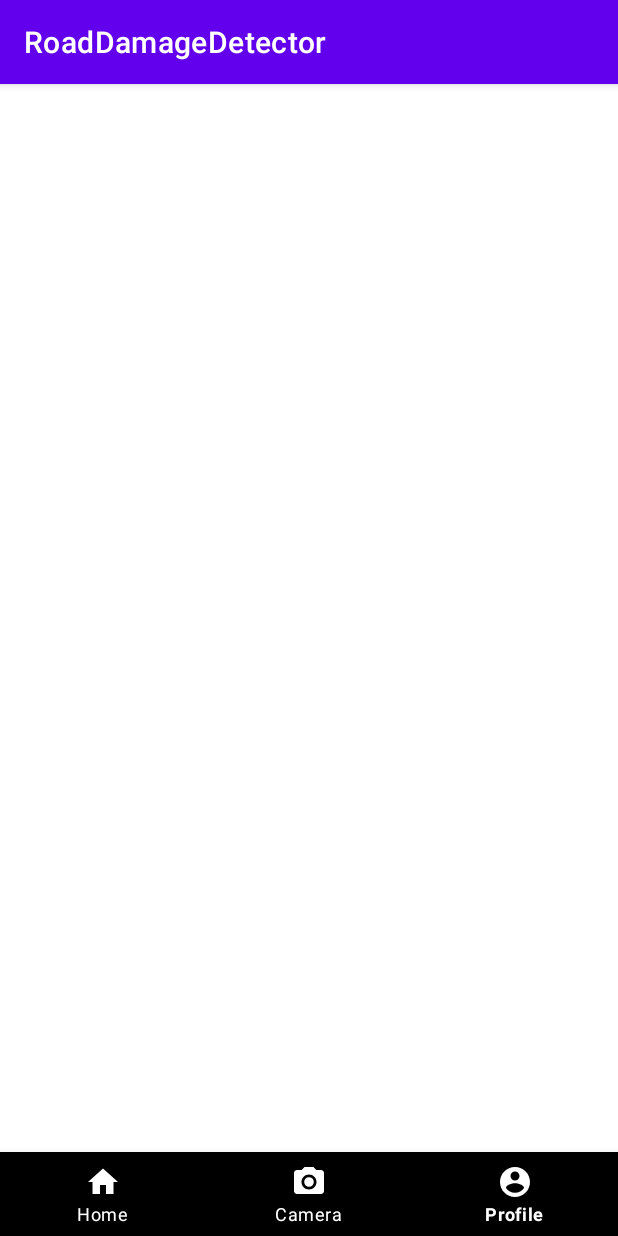
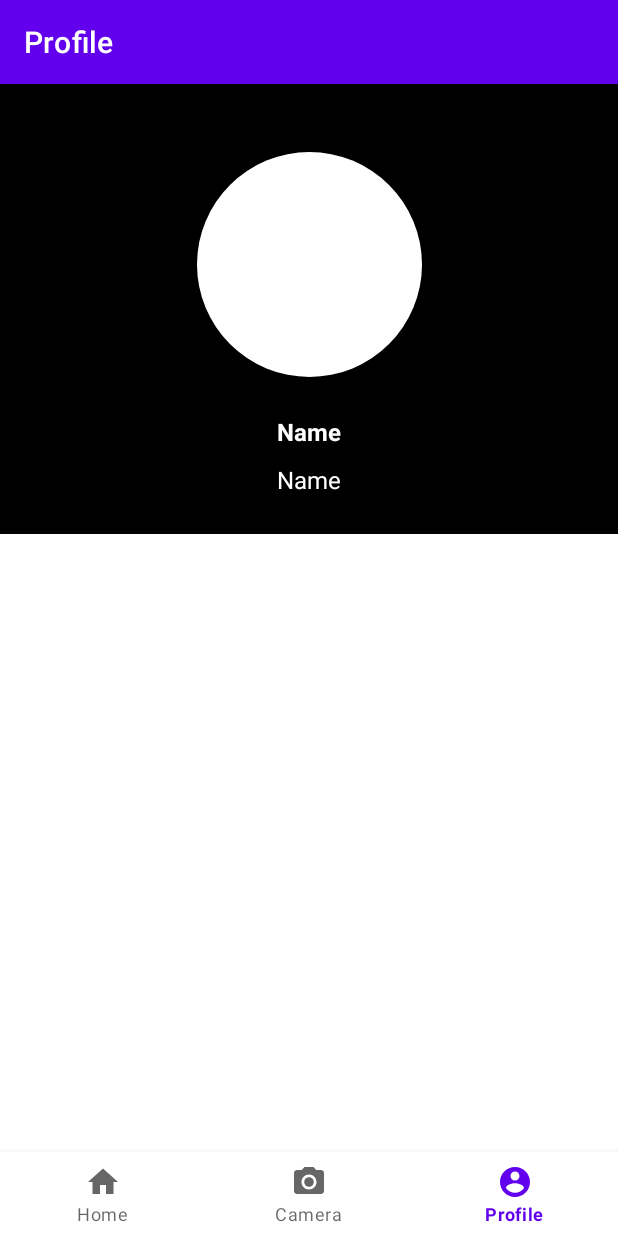
Before and after one commit to fadelpamungkas/RoadDamageDetector, an Android app: the screen it shows after launch (MainActivity), item 3 of the bottom bar chosen, on a phone screen of 412 x 824 dp. Run offline under Robolectric (Android 15) with nearby library versions, the phone set to English and light mode, and no system bars; our stand-ins replace CircleImageView, navigation-ui.

Commit message:
- Update BottomNavigationView - Implement NavigationComponent - Add HomeFragment and ProfileFragment - CameraX

```diff
--- a/app/src/main/AndroidManifest.xml
+++ b/app/src/main/AndroidManifest.xml
@@ -1,6 +1,9 @@
 <?xml version="1.0" encoding="utf-8"?>
 <manifest xmlns:android="http://schemas.android.com/apk/res/android"
     package="com.example.roaddamagedetector">
+
+    <uses-feature android:name="android.hardware.camera.any" />
+    <uses-permission android:name="android.permission.CAMERA" />
 
     <application
         android:allowBackup="true"
@@ -9,7 +12,7 @@
         android:roundIcon="@mipmap/ic_launcher_round"
         android:supportsRtl="true"
         android:theme="@style/Theme.RoadDamageDetector">
-        <activity android:name=".ProfileActivity"></activity>
+        <activity android:name=".CameraActivity"/>
         <activity android:name=".MainActivity">
             <intent-filter>
                 <action android:name="android.intent.action.MAIN" />
--- /dev/null
+++ b/app/src/main/java/com/example/roaddamagedetector/HomeFragment.kt
@@ -0,0 +1,28 @@
+package com.example.roaddamagedetector
+
+import android.os.Bundle
+import androidx.fragment.app.Fragment
+import android.view.LayoutInflater
+import android.view.View
+import android.view.ViewGroup
+import com.example.roaddamagedetector.databinding.FragmentHomeBinding
+
+class HomeFragment : Fragment() {
+
+    private lateinit var binding: FragmentHomeBinding
+
+    override fun onCreateView(
+        inflater: LayoutInflater, container: ViewGroup?,
+        savedInstanceState: Bundle?
+    ): View? {
+        // Inflate the layout for this fragment
+        return inflater.inflate(R.layout.fragment_home, container, false)
+    }
+
+    override fun onViewCreated(view: View, savedInstanceState: Bundle?) {
+        super.onViewCreated(view, savedInstanceState)
+
+        binding = FragmentHomeBinding.bind(view)
+    }
+
+}
--- a/app/src/main/java/com/example/roaddamagedetector/MainActivity.kt
+++ b/app/src/main/java/com/example/roaddamagedetector/MainActivity.kt
@@ -2,10 +2,28 @@ package com.example.roaddamagedetector
 
 import androidx.appcompat.app.AppCompatActivity
 import android.os.Bundle
+import androidx.navigation.findNavController
+import androidx.navigation.ui.AppBarConfiguration
+import androidx.navigation.ui.setupActionBarWithNavController
+import androidx.navigation.ui.setupWithNavController
+import com.example.roaddamagedetector.databinding.ActivityMainBinding
 
 class MainActivity : AppCompatActivity() {
+
+    private lateinit var binding: ActivityMainBinding
+
     override fun onCreate(savedInstanceState: Bundle?) {
         super.onCreate(savedInstanceState)
-        setContentView(R.layout.activity_main)
+        binding = ActivityMainBinding.inflate(layoutInflater)
+        setContentView(binding.root)
+
+        val navController = findNavController(R.id.nav_host_fragment)
+
+        val appBarConfiguration = AppBarConfiguration.Builder(
+            R.id.navigation_home, R.id.navigation_camera, R.id.navigation_profile
+        ).build()
+
+        setupActionBarWithNavController(navController, appBarConfiguration)
+        binding.navView.setupWithNavController(navController)
     }
 }
--- /dev/null
+++ b/app/src/main/java/com/example/roaddamagedetector/ProfileFragment.kt
@@ -0,0 +1,27 @@
+package com.example.roaddamagedetector
+
+import android.os.Bundle
+import androidx.fragment.app.Fragment
+import android.view.LayoutInflater
+import android.view.View
+import android.view.ViewGroup
+import com.example.roaddamagedetector.databinding.FragmentProfileBinding
+
+class ProfileFragment : Fragment() {
+
+    private lateinit var binding: FragmentProfileBinding
+    override fun onCreateView(
+        inflater: LayoutInflater, container: ViewGroup?,
+        savedInstanceState: Bundle?
+    ): View? {
+        // Inflate the layout for this fragment
+        return inflater.inflate(R.layout.fragment_profile, container, false)
+    }
+
+    override fun onViewCreated(view: View, savedInstanceState: Bundle?) {
+        super.onViewCreated(view, savedInstanceState)
+
+        binding = FragmentProfileBinding.bind(view)
+    }
+
+}
--- a/app/src/main/res/layout/activity_main.xml
+++ b/app/src/main/res/layout/activity_main.xml
@@ -1,26 +1,34 @@
 <?xml version="1.0" encoding="utf-8"?>
-<RelativeLayout xmlns:android="http://schemas.android.com/apk/res/android"
+<androidx.constraintlayout.widget.ConstraintLayout xmlns:android="http://schemas.android.com/apk/res/android"
     xmlns:app="http://schemas.android.com/apk/res-auto"
     xmlns:tools="http://schemas.android.com/tools"
+    android:id="@+id/container"
     android:layout_width="match_parent"
     android:layout_height="match_parent"
     tools:context=".MainActivity">
 
-    <FrameLayout
-        android:id="@+id/fl_container"
+    <com.google.android.material.bottomnavigation.BottomNavigationView
+        android:id="@+id/nav_view"
+        android:layout_width="0dp"
+        android:layout_height="wrap_content"
+        android:layout_marginStart="0dp"
+        android:layout_marginEnd="0dp"
+        android:background="?android:attr/windowBackground"
+        app:layout_constraintBottom_toBottomOf="parent"
+        app:layout_constraintLeft_toLeftOf="parent"
+        app:layout_constraintRight_toRightOf="parent"
+        app:menu="@menu/bottomnavigation_menu" />
+
+    <fragment
+        android:id="@+id/nav_host_fragment"
+        android:name="androidx.navigation.fragment.NavHostFragment"
         android:layout_width="match_parent"
         android:layout_height="match_parent"
-        app:layout_behavior="@string/appbar_scrolling_view_behavior" />
+        app:defaultNavHost="true"
+        app:layout_constraintBottom_toTopOf="@id/nav_view"
+        app:layout_constraintLeft_toLeftOf="parent"
+        app:layout_constraintRight_toRightOf="parent"
+        app:layout_constraintTop_toTopOf="parent"
+        app:navGraph="@navigation/navigation" />
 
-    <com.google.android.material.bottomnavigation.BottomNavigationView
-        android:id="@+id/bn_main"
-        android:layout_width="match_parent"
-        android:layout_height="wrap_content"
-        android:layout_alignParentBottom="true"
-        android:background="@color/black"
-        app:itemIconTint="@drawable/selector"
-        app:itemTextColor="@drawable/selector"
-        app:menu="@menu/bottomnavigation_menu" />
-
-
-</RelativeLayout>
+</androidx.constraintlayout.widget.ConstraintLayout>
--- /dev/null
+++ b/app/src/main/res/layout/fragment_profile.xml
@@ -0,0 +1,43 @@
+<?xml version="1.0" encoding="utf-8"?>
+<androidx.constraintlayout.widget.ConstraintLayout
+    xmlns:app="http://schemas.android.com/apk/res-auto"
+    xmlns:android="http://schemas.android.com/apk/res/android"
+    xmlns:tools="http://schemas.android.com/tools"
+    android:layout_width="match_parent"
+    android:layout_height="300dp"
+    android:padding="10dp"
+    android:background="@color/black"
+    tools:context=".ProfileFragment">
+
+    <de.hdodenhof.circleimageview.CircleImageView
+        android:id="@+id/dt_photo"
+        android:layout_width="150dp"
+        android:layout_height="150dp"
+        android:layout_marginTop="35dp"
+        android:src="@android:color/white"
+        app:layout_constraintEnd_toEndOf="parent"
+        app:layout_constraintStart_toStartOf="parent"
+        app:layout_constraintTop_toTopOf="parent"/>
+
+    <TextView
+        style="@style/TvName"
+        android:id="@+id/dt_tvName"
+        android:layout_width="wrap_content"
+        android:layout_height="wrap_content"
+        android:layout_marginTop="25dp"
+        android:text="@string/name"
+        app:layout_constraintStart_toStartOf="parent"
+        app:layout_constraintEnd_toEndOf="parent"
+        app:layout_constraintTop_toBottomOf="@+id/dt_photo" />
+
+    <TextView
+        style="@style/TvEmail"
+        android:id="@+id/dt_tvRepository"
+        android:layout_width="wrap_content"
+        android:layout_height="wrap_content"
+        android:layout_marginTop="10dp"
+        android:text="@string/name"
+        app:layout_constraintStart_toStartOf="parent"
+        app:layout_constraintEnd_toEndOf="parent"
+        app:layout_constraintTop_toBottomOf="@+id/dt_tvName" />
+</androidx.constraintlayout.widget.ConstraintLayout>
--- a/app/src/main/res/menu/bottomnavigation_menu.xml
+++ b/app/src/main/res/menu/bottomnavigation_menu.xml
@@ -1,15 +1,15 @@
 <?xml version="1.0" encoding="utf-8"?>
 <menu xmlns:android="http://schemas.android.com/apk/res/android">
     <item
-        android:id="@+id/home_menu"
+        android:id="@+id/navigation_home"
         android:title="@string/home"
         android:icon="@drawable/ic_baseline_home_24"/>
     <item
-        android:id="@+id/camera_menu"
+        android:id="@+id/navigation_camera"
         android:title="@string/camera"
         android:icon="@drawable/ic_baseline_photo_camera_24"/>
     <item
-        android:id="@+id/profile_menu"
+        android:id="@+id/navigation_profile"
         android:title="@string/profile"
         android:icon="@drawable/ic_baseline_account_circle_24"/>
 
--- /dev/null
+++ b/app/src/main/res/navigation/navigation.xml
@@ -0,0 +1,25 @@
+<?xml version="1.0" encoding="utf-8"?>
+<navigation xmlns:android="http://schemas.android.com/apk/res/android"
+    xmlns:app="http://schemas.android.com/apk/res-auto"
+    xmlns:tools="http://schemas.android.com/tools"
+    android:id="@+id/navigation"
+    app:startDestination="@+id/navigation_home">
+
+    <fragment
+        android:id="@+id/navigation_home"
+        android:name="com.example.roaddamagedetector.HomeFragment"
+        android:label="Home"
+        tools:layout="@layout/fragment_home" />
+
+    <activity
+        android:id="@+id/navigation_camera"
+        android:name="com.example.roaddamagedetector.CameraActivity"
+        android:label="Camera"
+        tools:layout="@layout/activity_camera" />
+
+    <fragment
+        android:id="@+id/navigation_profile"
+        android:name="com.example.roaddamagedetector.ProfileFragment"
+        android:label="Profile"
+        tools:layout="@layout/fragment_profile" />
+</navigation>
--- a/app/src/main/res/values/strings.xml
+++ b/app/src/main/res/values/strings.xml
@@ -9,4 +9,7 @@
     <string name="search">Search</string>
     <string name="profile">Profile</string>
     <string name="settings">Settings</string>
+    <string name="capture">Capture</string>
+
+    <string name="hello_blank_fragment">Hello blank fragment</string>
 </resources>
```
Also changed, not shown: app/build.gradle (+17 -5 lines), app/src/main/java/com/example/roaddamagedetector/CameraActivity.kt (added, +120 -0 lines), app/src/main/res/drawable/ic_shutter.xml (added, +21 -0 lines), app/src/main/res/drawable/ic_shutter_focused.xml (added, +28 -0 lines), app/src/main/res/drawable/ic_shutter_normal.xml (added, +28 -0 lines), app/src/main/res/drawable/ic_shutter_pressed.xml (added, +28 -0 lines), app/src/main/res/layout/activity_camera.xml (added, +28 -0 lines), app/src/main/res/layout/fragment_home.xml (added, +13 -0 lines).
